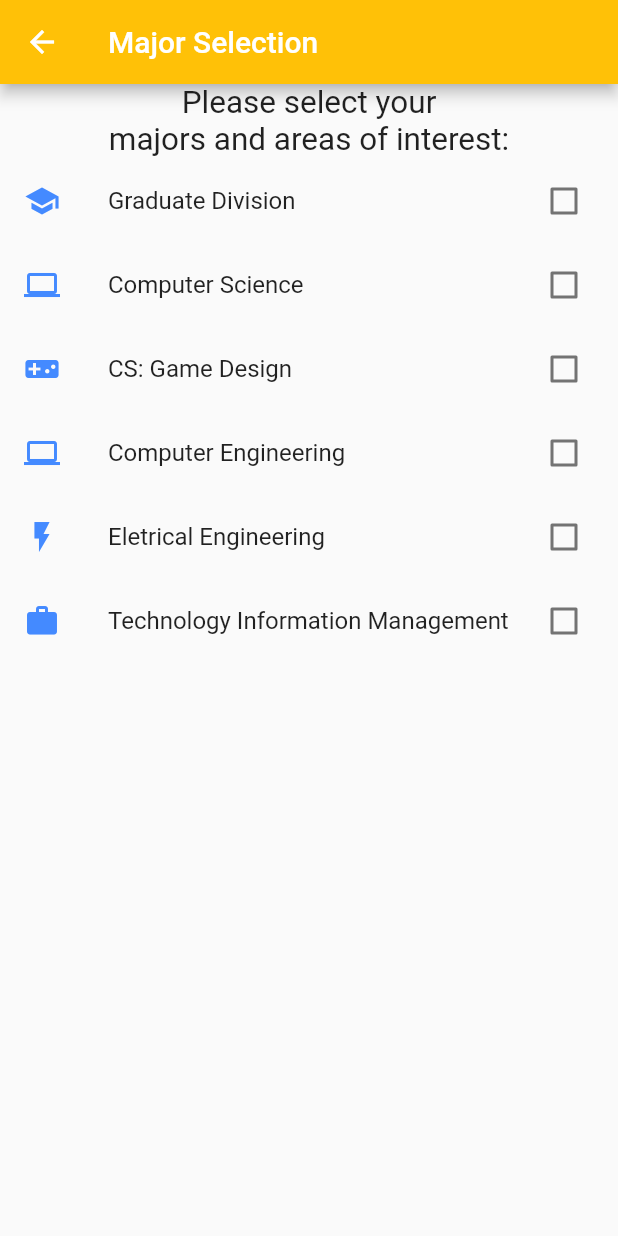
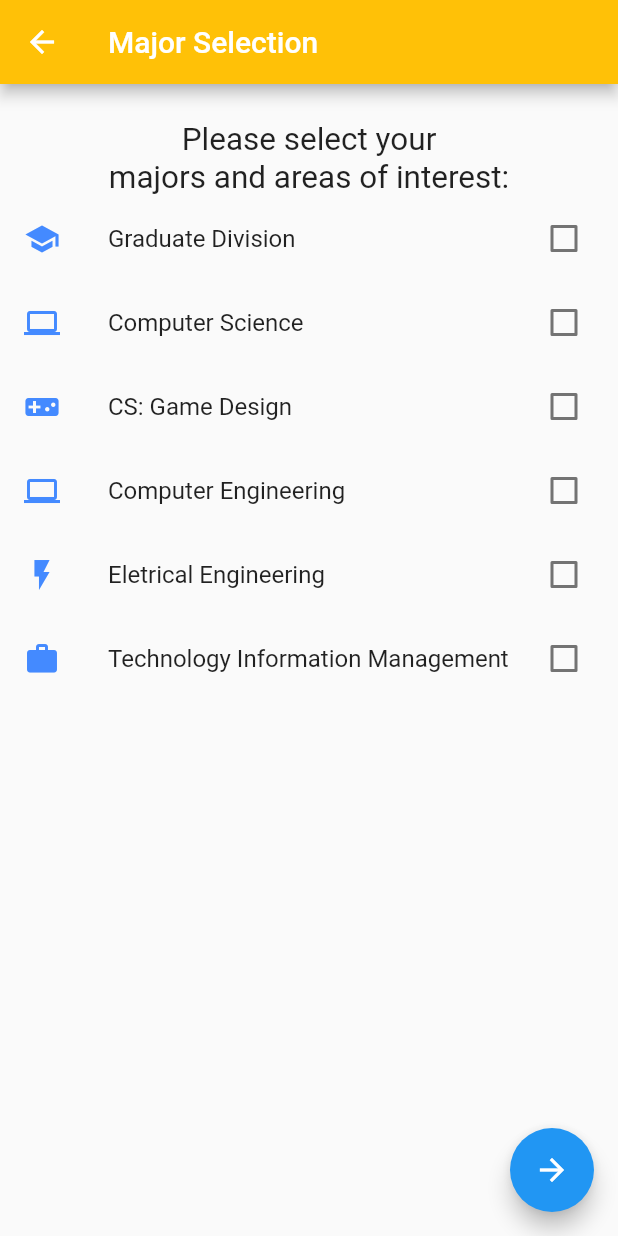
Before and after one commit to PenguinGovernor/Basking-School-of-Engineering-Virtual-Tour, a Flutter app: the SelectionPage screen opened by its route, on a phone screen of 412 x 824 dp. Run offline on Flutter 3.47's test engine with Material 2 defaults, Android fonts, the light colour scheme and no system bars.

Commit message:
Add selection page

```diff
--- a/lib/pages/SelectionPage.dart
+++ b/lib/pages/SelectionPage.dart
@@ -1,5 +1,20 @@
 import 'package:flutter/material.dart';
 
+// Helper Enum
+enum majorList {
+  gradDivision,
+  computerScience,
+  computerSciencGame,
+  computerEngineering,
+  eletricalEngineering,
+  tim,
+  bioEngineering
+}
+
+// State that will be utilitzed for the body
+final gBodyState = new GlobalKey<SelectionPageBodyState>();
+
+// Main Class
 class SelectionPage extends StatelessWidget {
   @override
   Widget build(BuildContext context) {
@@ -8,29 +23,24 @@ class SelectionPage extends StatelessWidget {
         backgroundColor: Colors.amber,
         title: new Text("Major Selection"),
       ),
-      body: new SelectionPageBody(),
+      body: new SelectionPageBody(
+        key: gBodyState
+      ),
+      floatingActionButton: new SelctionPageFab(),
     );
   }
 }
 
+// SelectionPageBody class and state
 class SelectionPageBody extends StatefulWidget {
+
+  SelectionPageBody({ Key key }) : super(key: key);
+
   SelectionPageBodyState createState() {
     var state = new SelectionPageBodyState();
     state.onLoad();
     return state;
   }
-
-  // SelectionPageBodyState createState() => new SelectionPageBodyState();
-}
-
-enum majorList {
-  gradDivision,
-  computerScience,
-  computerSciencGame,
-  computerEngineering,
-  eletricalEngineering,
-  tim,
-  bioEngineering
 }
 
 class SelectionPageBodyState extends State<SelectionPageBody> {
@@ -49,14 +59,14 @@ class SelectionPageBodyState extends State<SelectionPageBody> {
         new Column(
           children: <Widget>[
             const Text(
-              "Please select your\nmajors and areas of interest:",
+              "\nPlease select your\nmajors and areas of interest:",
               textAlign: TextAlign.center,
               textScaleFactor: 1.5,
             ),
             new CheckboxListTile(
               title: new Text("Graduate Division"),
               activeColor: Colors.amber,
-              secondary: const Icon(Icons.school,color: Colors.blueAccent),
+              secondary: const Icon(Icons.school, color: Colors.blueAccent),
               value: boolList[majorList.gradDivision.index],
               onChanged: (value) {
                 setState(() {
@@ -79,7 +89,8 @@ class SelectionPageBodyState extends State<SelectionPageBody> {
               title: new Text("CS: Game Design"),
               value: boolList[majorList.computerSciencGame.index],
               activeColor: Colors.amber,
-              secondary: new Icon(Icons.videogame_asset, color: Colors.blueAccent),
+              secondary:
+                  new Icon(Icons.videogame_asset, color: Colors.blueAccent),
               onChanged: (value) {
                 setState(() {
                   boolList[majorList.computerSciencGame.index] = value;
@@ -119,9 +130,69 @@ class SelectionPageBodyState extends State<SelectionPageBody> {
                 });
               },
             ),
+            // new Text(
+            //   "\nTouch the arrow to start the tour!\n",
+            //   textAlign: TextAlign.center
+            // )
           ],
         )
       ],
     );
   }
 }
+
+class SelctionPageFab extends StatefulWidget
+{
+
+  SelectionPageFabState createState() {
+    var state = new SelectionPageFabState();
+    state.checkedItems = gBodyState.currentState.boolList;
+    return state;
+  }
+
+}
+
+class SelectionPageFabState extends State<SelctionPageFab>
+{
+  MaterialColor fabColor = Colors.blueGrey;
+  List checkedItems;
+
+  bool isValidSet() {
+    for(var i = 0; i < checkedItems.length ; i++) {
+      if(checkedItems[i] == true) {
+        return true;
+      }
+    }
+    return false;
+  }
+
+  @override
+  Widget build(BuildContext context)
+  {
+    return new FloatingActionButton(
+      backgroundColor: Colors.blue,
+      tooltip: "Start the tour",
+      child: new Icon(Icons.arrow_forward),
+      onPressed: () {
+        if(isValidSet()) {
+          print("Good to go!");
+        } else {
+          print("No good!");
+          Scaffold.of(context).showSnackBar(
+            new SnackBar(
+              action: new SnackBarAction(
+                label: "HIDE",
+                onPressed: () => Scaffold.of(context).hideCurrentSnackBar(),
+              ),
+              content: new Text(
+                "Please select one or more majors!"
+              ),
+            )
+          );
+        }
+      }
+    );
+  }
+
+
+}
```
